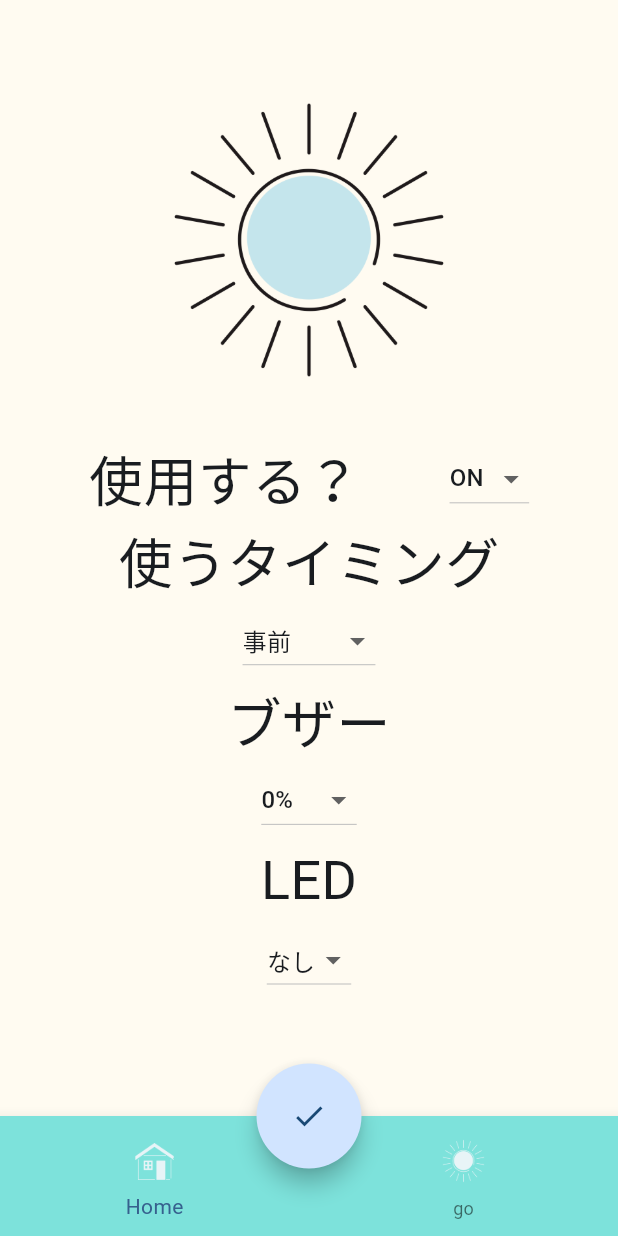
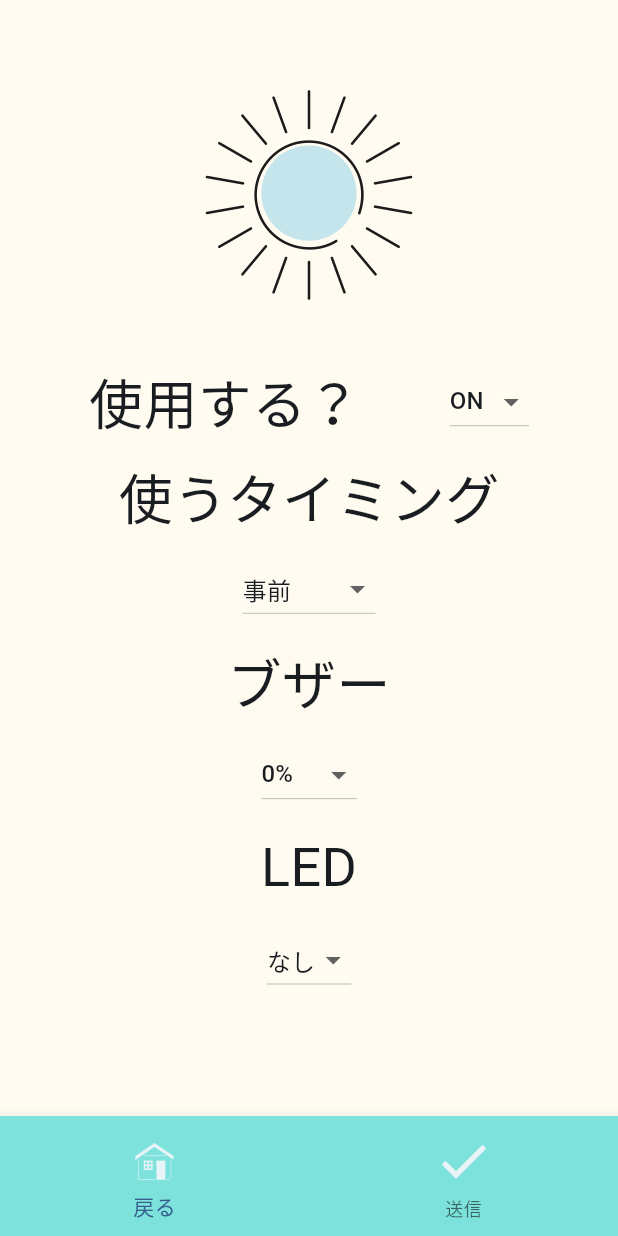
Before and after one commit to haruna1256/tech_seeker_2023, a Flutter app: the screen it shows after launch, after a tap on "自分が外に居る時", on a phone screen of 412 x 824 dp. Run offline on Flutter 3.47's test engine with Material 2 defaults, Android fonts, the phone set to English and light mode, and no system bars; our stand-ins replace flutter_blue_plus, permission_handler.

Commit message:
フッターのボタンをホームに戻るボタンと送信ボタンに変更 スマホのサイズにより画像のサイズを変更

```diff
--- a/lib/go.dart
+++ b/lib/go.dart
@@ -116,8 +116,8 @@ class GoPageState extends State<GotoPage> {
               padding: const EdgeInsets.only(top: 30),
               child: Image.asset(
                 'images/太陽.png',
-                width: 260,
-                height: 260,
+                width: 200,
+                height: 200,
               ),
             ),
             Row(mainAxisAlignment: MainAxisAlignment.spaceEvenly, children: [
@@ -244,26 +244,7 @@ class GoPageState extends State<GotoPage> {
       ),
       floatingActionButtonLocation: FloatingActionButtonLocation.centerDocked,
       // ボタンの位置をセンターに
-      floatingActionButton: SizedBox(
-        width: 70,
-        height: 70,
-        child: FloatingActionButton(
-          //backgroundColor: Theme.of(context).accentColor,
-          onPressed: () async{
-            // 必要かどうか
-            await sendSelectedNeed();
-            // 選択した音量をESP32に送信する
-            await sendSelectedBuzzer();
-            // 選択した色をESP32に送信する
-            await sendSelectedColor();
-            // 選択して通知タイミングをESP32に送信する
-            await sendSelectedTime();
-          },
-          shape: const CircleBorder(),
-          child: const Icon(Icons.done),
 
-        ),
-      ),
       bottomNavigationBar: SizedBox(
         height: 80,
         child: BottomNavigationBar(
@@ -276,30 +257,33 @@ class GoPageState extends State<GotoPage> {
                 color: Color(0xFFE8F4F7),
                 size: 40,
               ),
-              label: 'Home',
+              label: '戻る',
             ),
             BottomNavigationBarItem(
-              icon: ImageIcon(
-                AssetImage('images/太陽.png'),
+              icon: Icon(Icons.done,
                 color: Color(0xFFE8F4F7),
                 size: 40,
               ),
-              label: 'go',
+              label: '送信',
             ),
           ],
 
           currentIndex: 0,
-          onTap: (int index) {
+          onTap: (int index) async{
             if (index == 0) {
               // Home アイコンが押されたときの処理
-              Navigator.push(context,
-                  MaterialPageRoute(builder: (context) => const RoomPage()));
+              Navigator.of(context).pop();
               // 他の処理を追加
             } else if (index == 1) {
               // go アイコンが押されたときの処理
-              Navigator.push(
-                  context, MaterialPageRoute(builder: (context) => const GotoPage()));
-              // 他の処理を追加
+              // 必要かどうか
+              await sendSelectedNeed();
+              // 選択した音量をESP32に送信する
+              await sendSelectedBuzzer();
+              // 選択した色をESP32に送信する
+              await sendSelectedColor();
+              // 選択して通知タイミングをESP32に送信する
+              await sendSelectedTime();
             }
           },
         ),
--- a/lib/main.dart
+++ b/lib/main.dart
@@ -191,7 +191,8 @@ class _MyHomePageState extends State<MyHomePage> {
                       style: TextStyle(
                           fontSize: 18
                       ),)),),
-              Padding(padding: const EdgeInsets.only(top: 190,right:30,left:30)
+              // top 190
+              Padding(padding: const EdgeInsets.only(top: 0,right:30,left:30)
                 ,
                 child: Row(
                     mainAxisAlignment: MainAxisAlignment.spaceEvenly, children:[
```
Also changed, not shown: lib/room.dart (+14 -30 lines).
